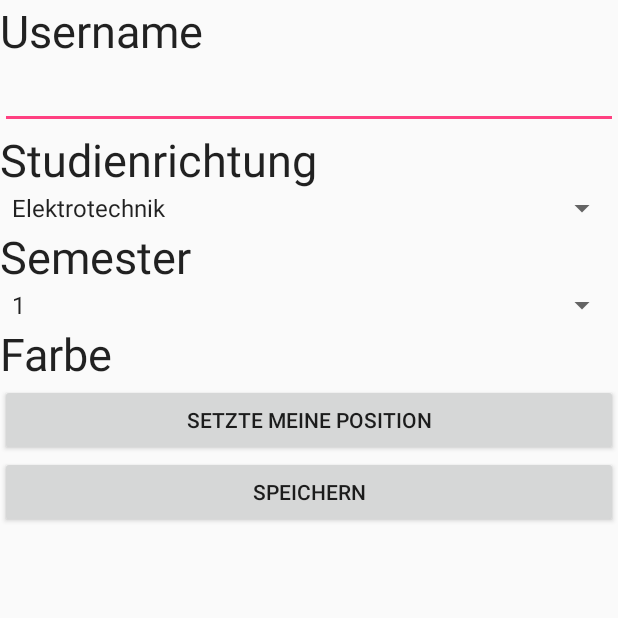
After one commit to 0wncl0ud/MobProPro, an Android app: the MeineDaten screen opened directly, with no data from a screen before it, on a phone screen of 412 x 824 dp, the top half of it. The commit adds this screen. Run offline under Robolectric (Android 15) with nearby library versions, the phone set to English and light mode, and no system bars.

Commit message:
Tabs hinzugefügt

```diff
--- /dev/null
+++ b/TeamSRMF/app/src/main/java/mobpro/hslu/ch/teamsrmf/MeineDaten.java
@@ -0,0 +1,39 @@
+package mobpro.hslu.ch.teamsrmf;
+
+import android.app.Activity;
+import android.app.TabActivity;
+import android.content.Intent;
+import android.support.v7.app.AppCompatActivity;
+import android.os.Bundle;
+import android.view.View;
+
+public class MeineDaten extends Activity {
+
+    @Override
+    protected void onCreate(Bundle savedInstanceState) {
+        super.onCreate(savedInstanceState);
+        setContentView(R.layout.activity_meine_daten);
+    }
+
+    public void saveOwnDataClicked(View v){
+       // Intent filterSettingsActivity = new Intent(this, FilterSettings.class);
+        //startActivity(filterSettingsActivity);
+        TabActivity tabs = (TabActivity) getParent();
+        tabs.getTabHost().setCurrentTabByTag("Freunde");
+    }
+
+    public void setztePositionClicked(View v){
+        Intent meinePositionActivity = new Intent(this, MeinePosition.class);
+        startActivity(meinePositionActivity);
+    }
+
+    public void freundeAufrufenClicked(View v){
+        Intent freundeActivity = new Intent(this, MeineFreunde.class);
+        startActivity(freundeActivity);
+    }
+
+    public void karteAufrufenClicked(View v){
+        Intent karteActivity = new Intent(this, Karte.class);
+        startActivity(karteActivity);
+    }
+}
--- /dev/null
+++ b/TeamSRMF/app/src/main/res/layout/activity_meine_daten.xml
@@ -0,0 +1,95 @@
+<?xml version="1.0" encoding="utf-8"?>
+
+
+<ScrollView xmlns:android="http://schemas.android.com/apk/res/android"
+    xmlns:tools="http://schemas.android.com/tools"
+    android:layout_width="fill_parent"
+    android:layout_height="wrap_content"
+    android:id="@+id/scrollView"
+    android:layout_alignParentTop="true"
+    android:layout_centerHorizontal="true"
+    >
+
+    <LinearLayout
+        android:orientation="vertical"
+        android:layout_width="match_parent"
+        android:layout_height="match_parent"
+        android:weightSum="1">
+
+<TextView
+android:layout_width="match_parent"
+android:layout_height="wrap_content"
+android:textAppearance="?android:attr/textAppearanceLarge"
+android:text="Username"
+android:id="@+id/textView"
+android:textSize="30dp"
+android:singleLine="false" />
+
+<EditText
+android:layout_width="match_parent"
+android:layout_height="wrap_content"
+android:id="@+id/editText"
+android:layout_gravity="center_horizontal" />
+
+<TextView
+android:layout_width="match_parent"
+android:layout_height="wrap_content"
+android:textAppearance="?android:attr/textAppearanceLarge"
+android:text="Studienrichtung"
+android:id="@+id/TxtStudienrichtung"
+android:textSize="30dp"
+android:singleLine="false" />
+
+<Spinner
+android:layout_width="match_parent"
+android:layout_height="wrap_content"
+android:entries="@array/Studienrichtung"
+android:entryValues="@array/StudienrichtungValues"
+android:key="Studienrichtung"
+android:persistent="true"
+android:shouldDisableView="true"
+android:id="@+id/spinnerStudienrichtung"/>
+
+<TextView
+android:layout_width="match_parent"
+android:layout_height="wrap_content"
+android:textAppearance="?android:attr/textAppearanceLarge"
+android:text="Semester"
+android:id="@+id/TxtSemester"
+android:textSize="30dp"
+android:singleLine="false" />
+
+<Spinner
+android:layout_width="match_parent"
+android:layout_height="wrap_content"
+android:entries="@array/Semester"
+android:entryValues="@array/SemesterValues"
+android:key="Studienrichtung"
+android:persistent="true"
+android:shouldDisableView="true"
+android:id="@+id/spinnerSemesterValue"/>
+
+<TextView
+android:layout_width="match_parent"
+android:layout_height="wrap_content"
+android:textAppearance="?android:attr/textAppearanceLarge"
+android:text="Farbe"
+android:id="@+id/TxtFarbe"
+android:textSize="30dp"
+android:singleLine="false" />
+
+<Button
+android:layout_width="match_parent"
+android:layout_height="wrap_content"
+android:text="Setzte meine Position"
+android:id="@+id/setztePosition"
+android:onClick="setztePositionClicked" />
+
+<Button
+android:layout_width="match_parent"
+android:layout_height="wrap_content"
+android:text="Speichern"
+android:id="@+id/saveOwnData"
+android:onClick="saveOwnDataClicked" />
+    </LinearLayout>
+    </ScrollView>
```
Also changed, not shown: TeamSRMF/app/src/main/AndroidManifest.xml (+9 -9 lines), TeamSRMF/app/src/main/java/mobpro/hslu/ch/teamsrmf/Karte.java (added, +16 -0 lines), TeamSRMF/app/src/main/java/mobpro/hslu/ch/teamsrmf/MainActivity.java (+26 -8 lines), TeamSRMF/app/src/main/java/mobpro/hslu/ch/teamsrmf/MeineFreunde.java (added, +25 -0 lines), TeamSRMF/app/src/main/java/mobpro/hslu/ch/teamsrmf/MeinePosition.java (added, +32 -0 lines), TeamSRMF/app/src/main/java/mobpro/hslu/ch/teamsrmf/SelectUserActivity.java (+12 -4 lines), TeamSRMF/app/src/main/res/layout/activity_filter_settings.xml (+1 -21 lines), TeamSRMF/app/src/main/res/layout/activity_karte.xml (added, +36 -0 lines), TeamSRMF/app/src/main/res/layout/activity_main.xml (+16 -94 lines), TeamSRMF/app/src/main/res/layout/activity_meine_freunde.xml (added, +46 -0 lines), TeamSRMF/app/src/main/res/layout/activity_meine_position.xml (added, +41 -0 lines), TeamSRMF/app/src/main/res/layout/activity_select_user.xml (+4 -22 lines), 1 other file.
